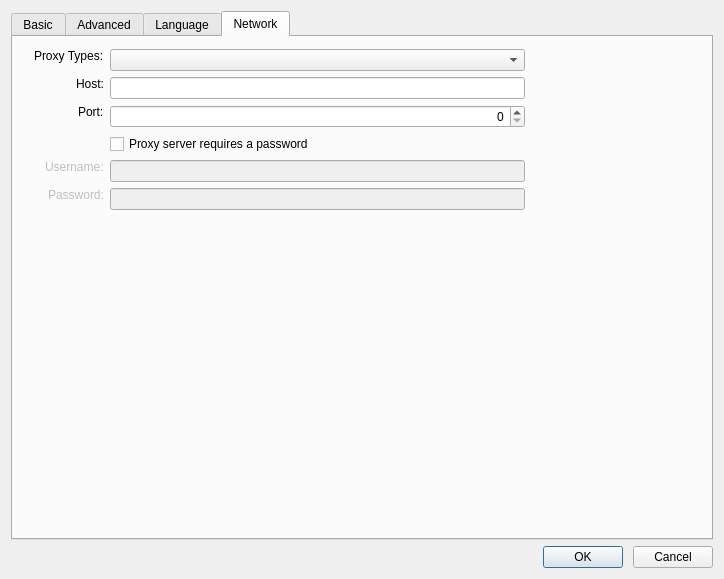
Qt form ui/settings-dialog.ui (haiwen/seafile-client) before a commit.
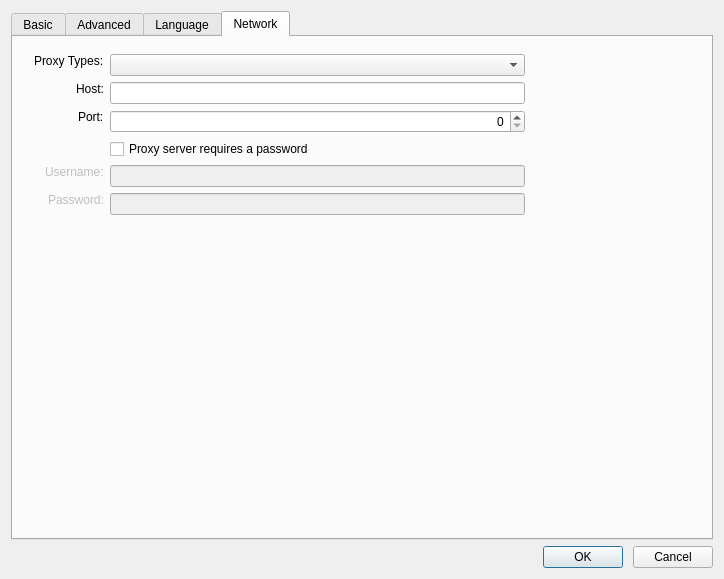
The same form after that commit.

```diff
--- a/ui/settings-dialog.ui
+++ b/ui/settings-dialog.ui
@@ -254,6 +254,9 @@
           <property name="verticalSpacing">
            <number>6</number>
           </property>
+          <property name="topMargin">
+           <number>5</number>
+          </property>
           <item row="0" column="0">
            <widget class="QLabel" name="mProxyMethodLabel">
             <property name="sizePolicy">
```
